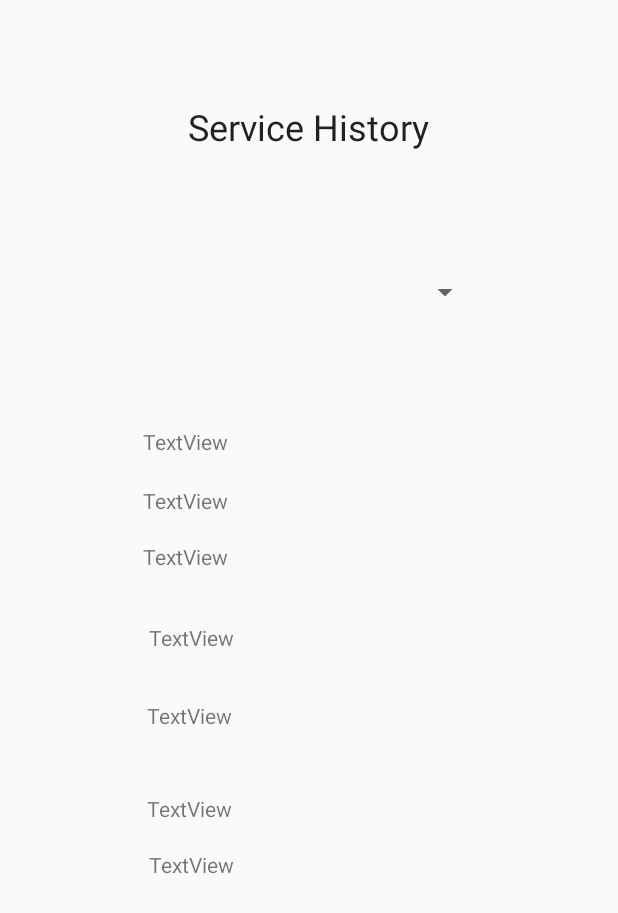
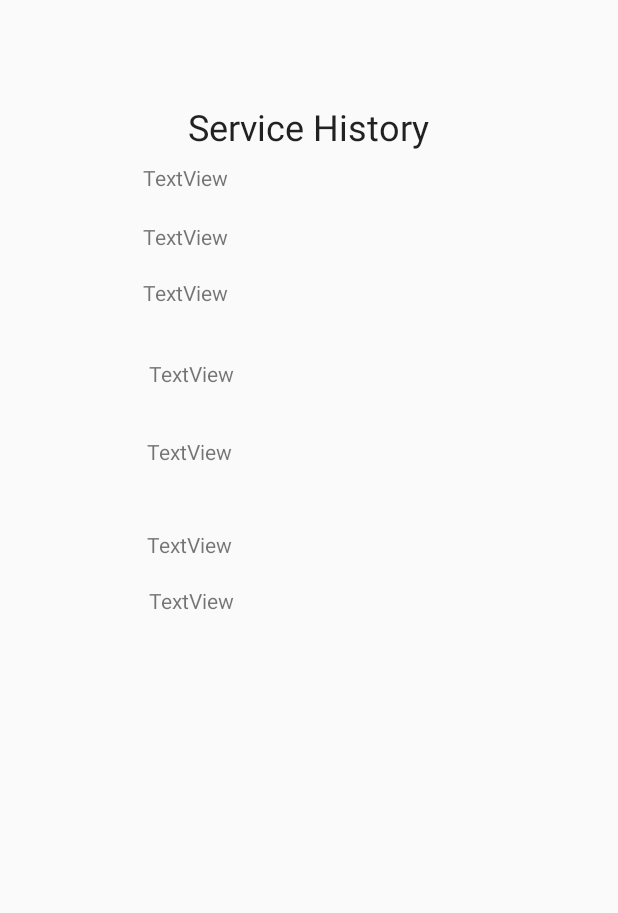
Before and after one commit to Blomquist-Ryan/Automaintenance, an Android app: the layout activity_service_history.xml on its own in the app's theme, with its tools: preview values and no code run, on a phone screen of 412 x 824 dp. Shown: the top 913 px of the screen. Run offline under Robolectric (Android 15) with nearby library versions, the phone set to English and light mode, and no system bars.

```diff
--- a/app/src/main/res/layout/activity_service_history.xml
+++ b/app/src/main/res/layout/activity_service_history.xml
@@ -17,25 +17,16 @@
         app:layout_constraintStart_toStartOf="parent"
         app:layout_constraintTop_toTopOf="parent" />
 
-    <Spinner
-        android:id="@+id/serviceType"
-        android:layout_width="229dp"
-        android:layout_height="52dp"
-        android:layout_marginTop="68dp"
-        app:layout_constraintEnd_toEndOf="parent"
-        app:layout_constraintStart_toStartOf="parent"
-        app:layout_constraintTop_toBottomOf="@+id/textView5" />
-
     <TextView
         android:id="@+id/History"
         android:layout_width="225dp"
         android:layout_height="31dp"
-        android:layout_marginTop="64dp"
+        android:layout_marginTop="8dp"
         android:text="TextView"
         app:layout_constraintEnd_toEndOf="parent"
         app:layout_constraintHorizontal_bias="0.51"
         app:layout_constraintStart_toStartOf="parent"
-        app:layout_constraintTop_toBottomOf="@+id/serviceType" />
+        app:layout_constraintTop_toBottomOf="@+id/textView5" />
 
     <TextView
         android:id="@+id/tires"
```
